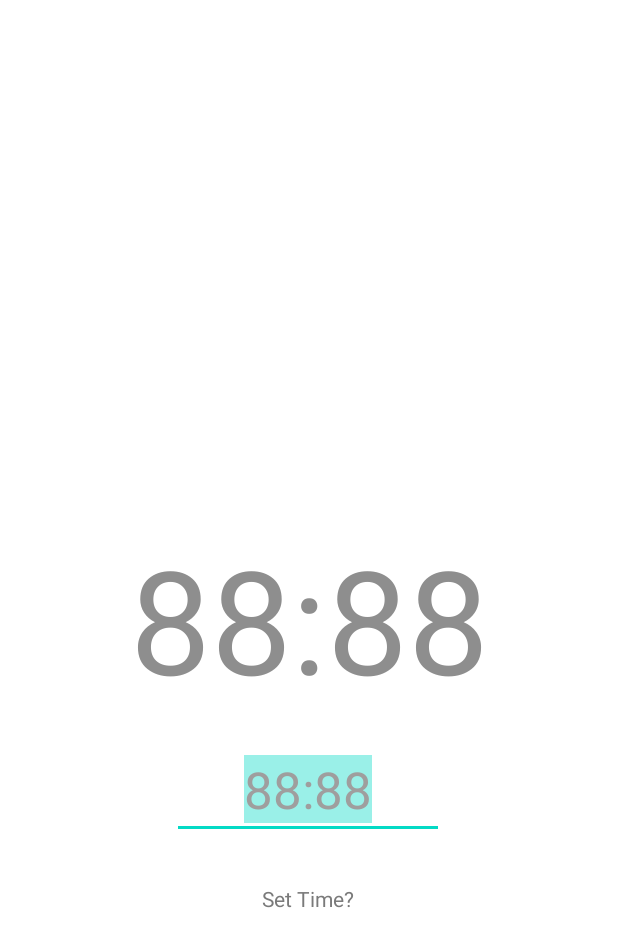
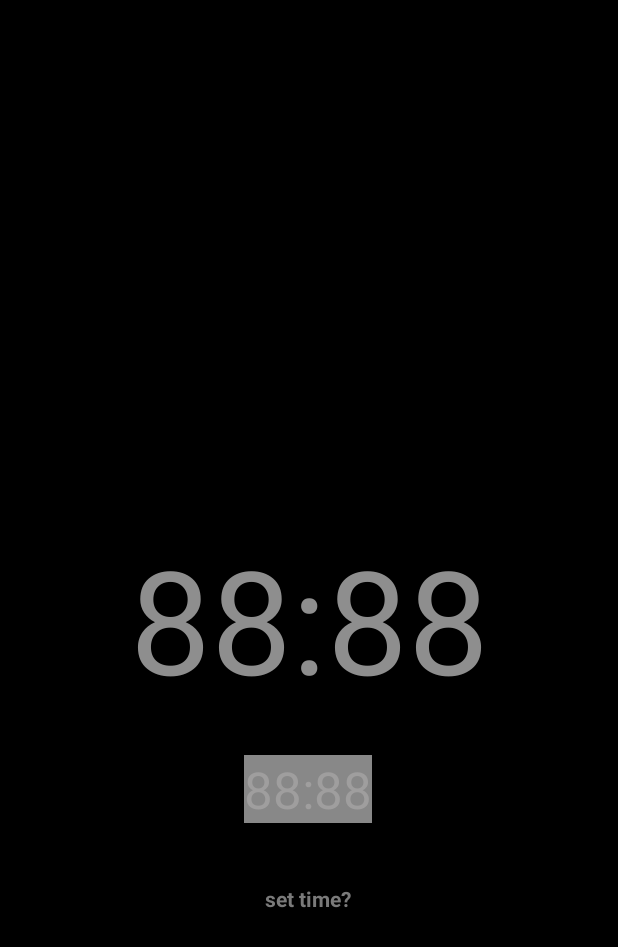
Before and after one commit to Lex-ari/SunInMyFace, an Android app: the layout activity_main.xml on its own in the app's theme, with its tools: preview values and no code run, on a phone screen of 412 x 824 dp. Shown: the top 947 px of the screen. Run offline under Robolectric (Android 15) with nearby library versions, the phone set to English and light mode, and no system bars.

Commit message:
Updated Adaptable Text Colors

```diff
--- a/app/src/main/res/layout/activity_main.xml
+++ b/app/src/main/res/layout/activity_main.xml
@@ -5,19 +5,35 @@
     android:id="@+id/layout_main"
     android:layout_width="match_parent"
     android:layout_height="match_parent"
+    android:background="#FFEEAF"
     tools:context=".MainActivity">
+
+    <ImageView
+        android:id="@+id/imageView_main_darkColorAlpha"
+        android:layout_width="0dp"
+        android:layout_height="0dp"
+        app:layout_constraintBottom_toBottomOf="parent"
+        app:layout_constraintEnd_toEndOf="parent"
+        app:layout_constraintStart_toStartOf="parent"
+        app:layout_constraintTop_toTopOf="parent"
+        app:srcCompat="@color/black" />
 
     <EditText
         android:id="@+id/editText_main_alarmTime"
         android:layout_width="181dp"
         android:layout_height="66dp"
+        android:backgroundTint="#00000000"
+        android:cursorVisible="false"
         android:ems="10"
+        android:hint="alarm time here"
         android:inputType="time"
         android:selectAllOnFocus="true"
         android:singleLine="true"
         android:text="88:88"
         android:textAlignment="center"
         android:textColor="#9F9E9E"
+        android:textColorHighlight="@color/notsowhite"
+        android:textColorLink="@color/megagray"
         android:textSize="34sp"
         app:layout_constraintBottom_toBottomOf="parent"
         app:layout_constraintEnd_toEndOf="parent"
@@ -43,8 +59,9 @@
         android:id="@+id/textView_main_setTime"
         android:layout_width="wrap_content"
         android:layout_height="wrap_content"
-        android:text="Set Time?"
+        android:text="set time?"
         android:textColor="#7A7A7A"
+        android:textStyle="bold"
         app:layout_constraintBottom_toBottomOf="parent"
         app:layout_constraintEnd_toEndOf="parent"
         app:layout_constraintHorizontal_bias="0.498"
@@ -52,4 +69,10 @@
         app:layout_constraintTop_toBottomOf="@+id/editText_main_alarmTime"
         app:layout_constraintVertical_bias="0.123" />
 
+    <androidx.constraintlayout.widget.Group
+        android:id="@+id/group_main_textGroup"
+        android:layout_width="wrap_content"
+        android:layout_height="wrap_content"
+        app:constraint_referenced_ids="textView_main_trueTime,editText_main_alarmTime,textView_main_setTime" />
+
 </androidx.constraintlayout.widget.ConstraintLayout>
--- a/app/src/main/res/values/colors.xml
+++ b/app/src/main/res/values/colors.xml
@@ -7,4 +7,8 @@
     <color name="teal_700">#FF018786</color>
     <color name="black">#FF000000</color>
     <color name="white">#FFFFFFFF</color>
+    <color name="sunrise">#FFF4CD</color>
+    <color name="adaptiveText">#FFFFFF</color>
+    <color name="megagray">#1E1E1E</color>
+    <color name="notsowhite">#888888</color>
 </resources>
```
Also changed, not shown: app/src/main/java/com/example/suninmyface/MainActivity.kt (+21 -11 lines).
